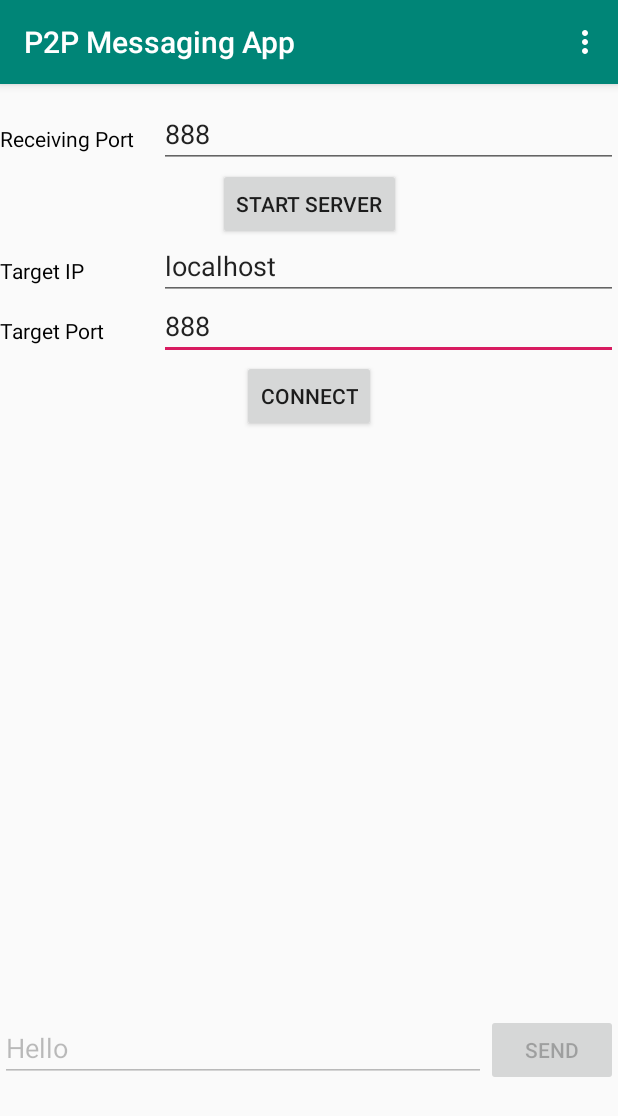
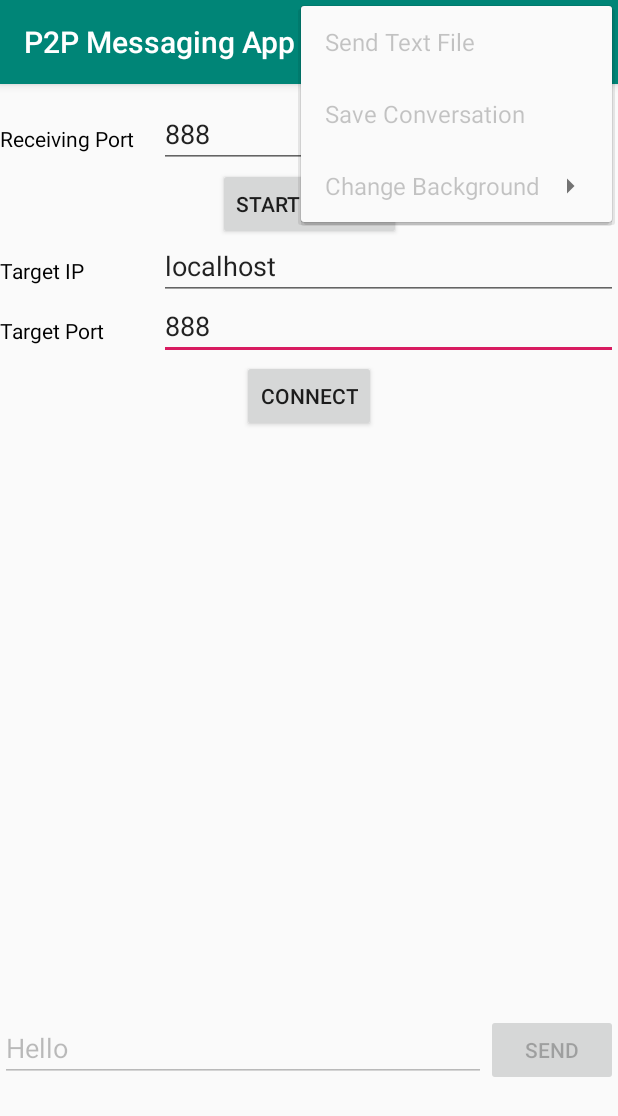
Before and after one commit to Partha-Sarker/Peer-2-Peer-messaging-app, an Android app: the screen it shows after launch (MainActivity), in the options menu, after a tap on "Send Text File", on a phone screen of 412 x 824 dp. Shown: the top 1116 px of the screen. Run offline under Robolectric (Android 15) with nearby library versions, the phone set to English and light mode, and no system bars.

Commit message:
Save text file and change background added

```diff
--- a/app/src/main/AndroidManifest.xml
+++ b/app/src/main/AndroidManifest.xml
@@ -5,6 +5,7 @@
 
     <uses-permission android:name="android.permission.INTERNET" />
     <uses-permission android:name="android.permission.ACCESS_NETWORK_STATE" />
+    <uses-permission android:name="android.permission.WRITE_EXTERNAL_STORAGE" />
 
 
     <application
--- a/app/src/main/res/layout/activity_main.xml
+++ b/app/src/main/res/layout/activity_main.xml
@@ -2,9 +2,48 @@
 <androidx.constraintlayout.widget.ConstraintLayout xmlns:android="http://schemas.android.com/apk/res/android"
     xmlns:app="http://schemas.android.com/apk/res-auto"
     xmlns:tools="http://schemas.android.com/tools"
+    android:id="@+id/layout"
     android:layout_width="match_parent"
     android:layout_height="match_parent"
     tools:context=".MainActivity">
+
+    <Button
+        android:id="@+id/sendButton"
+        android:layout_width="wrap_content"
+        android:layout_height="wrap_content"
+        android:enabled="false"
+        android:onClick="onSendClicked"
+        android:text="Send"
+        app:layout_constraintBottom_toBottomOf="@+id/messageEditText"
+        app:layout_constraintEnd_toEndOf="parent"
+        app:layout_constraintHorizontal_bias="1.0"
+        app:layout_constraintStart_toStartOf="parent"
+        app:layout_constraintTop_toTopOf="@+id/messageEditText"
+        app:layout_constraintVertical_bias="0.0" />
+
+    <Button
+        android:id="@+id/hostButton"
+        android:layout_width="wrap_content"
+        android:layout_height="wrap_content"
+        android:onClick="onStartServerClicked"
+        android:text="Start Server"
+        app:layout_constraintBottom_toBottomOf="parent"
+        app:layout_constraintEnd_toEndOf="parent"
+        app:layout_constraintStart_toStartOf="parent"
+        app:layout_constraintTop_toBottomOf="@+id/receiveEditText"
+        app:layout_constraintVertical_bias="0.0" />
+
+    <Button
+        android:id="@+id/connectButton"
+        android:layout_width="wrap_content"
+        android:layout_height="wrap_content"
+        android:onClick="onConnectClicked"
+        android:text="Connect"
+        app:layout_constraintBottom_toBottomOf="parent"
+        app:layout_constraintEnd_toEndOf="parent"
+        app:layout_constraintStart_toStartOf="parent"
+        app:layout_constraintTop_toBottomOf="@+id/targetPortEditText"
+        app:layout_constraintVertical_bias="0.0" />
 
     <EditText
         android:id="@+id/targetPortEditText"
@@ -69,20 +108,6 @@
         app:layout_constraintTop_toBottomOf="@+id/conversations"
         app:layout_constraintVertical_bias="0.68" />
 
-    <Button
-        android:id="@+id/sendButton"
-        android:layout_width="wrap_content"
-        android:layout_height="wrap_content"
-        android:enabled="false"
-        android:onClick="onSendClicked"
-        android:text="Send"
-        app:layout_constraintBottom_toBottomOf="@+id/messageEditText"
-        app:layout_constraintEnd_toEndOf="parent"
-        app:layout_constraintHorizontal_bias="1.0"
-        app:layout_constraintStart_toStartOf="parent"
-        app:layout_constraintTop_toTopOf="@+id/messageEditText"
-        app:layout_constraintVertical_bias="0.0" />
-
     <ScrollView
         android:id="@+id/conversations"
         android:layout_width="0dp"
@@ -96,30 +121,6 @@
 
 
         />
-
-    <Button
-        android:id="@+id/hostButton"
-        android:layout_width="wrap_content"
-        android:layout_height="wrap_content"
-        android:onClick="onStartServerClicked"
-        android:text="Start Server"
-        app:layout_constraintBottom_toBottomOf="parent"
-        app:layout_constraintEnd_toEndOf="parent"
-        app:layout_constraintStart_toStartOf="parent"
-        app:layout_constraintTop_toBottomOf="@+id/receiveEditText"
-        app:layout_constraintVertical_bias="0.0" />
-
-    <Button
-        android:id="@+id/connectButton"
-        android:layout_width="wrap_content"
-        android:layout_height="wrap_content"
-        android:onClick="onConnectClicked"
-        android:text="Connect"
-        app:layout_constraintBottom_toBottomOf="parent"
-        app:layout_constraintEnd_toEndOf="parent"
-        app:layout_constraintStart_toStartOf="parent"
-        app:layout_constraintTop_toBottomOf="@+id/targetPortEditText"
-        app:layout_constraintVertical_bias="0.0" />
 
     <TextView
         android:id="@+id/receivingPortText"
--- a/app/src/main/res/menu/menu.xml
+++ b/app/src/main/res/menu/menu.xml
@@ -1,6 +1,7 @@
 <?xml version="1.0" encoding="utf-8"?>
 <menu xmlns:android="http://schemas.android.com/apk/res/android"
-    xmlns:app="http://schemas.android.com/apk/res-auto">
+    xmlns:app="http://schemas.android.com/apk/res-auto"
+    >
     <item
         android:id="@+id/sendTextFile"
         android:title="Send Text File"
@@ -14,8 +15,38 @@
         app:showAsAction="never" />
 
     <item
-        android:id="@+id/changeWallpaper"
-        android:title="Change Wallpaper"
-        android:onClick="onChangeWallpaperClicked"
-        app:showAsAction="never" />
+        android:id="@+id/changeBackground"
+        android:title="Change Background"
+        app:showAsAction="never">
+        <menu>
+            <item
+                android:id="@+id/background1"
+                android:title="Background 1"
+                android:onClick="onChangeBackgroundClicked"
+                app:showAsAction="never" />
+
+            <item
+                android:id="@+id/background2"
+                android:title="Background 2"
+                android:onClick="onChangeBackgroundClicked"
+                app:showAsAction="never" />
+
+            <item
+                android:id="@+id/background3"
+                android:title="Background 3"
+                android:onClick="onChangeBackgroundClicked"
+                app:showAsAction="never" />
+
+            <item
+                android:id="@+id/background4"
+                android:title="Background 4"
+                android:onClick="onChangeBackgroundClicked"
+                app:showAsAction="never" />
+            <item
+                android:id="@+id/background5"
+                android:title="White"
+                android:onClick="onChangeBackgroundClicked"
+                app:showAsAction="never" />
+        </menu>
+    </item>
 </menu>
```
Also changed, not shown: app/src/main/java/com/example/p2pmessagingapp/MainActivity.java (+153 -77 lines), app/src/main/res/drawable/bg1.jpg (added), app/src/main/res/drawable/bg2.jpg (added), app/src/main/res/drawable/bg3.jpg (added), app/src/main/res/drawable/bg4.jpg (added).
